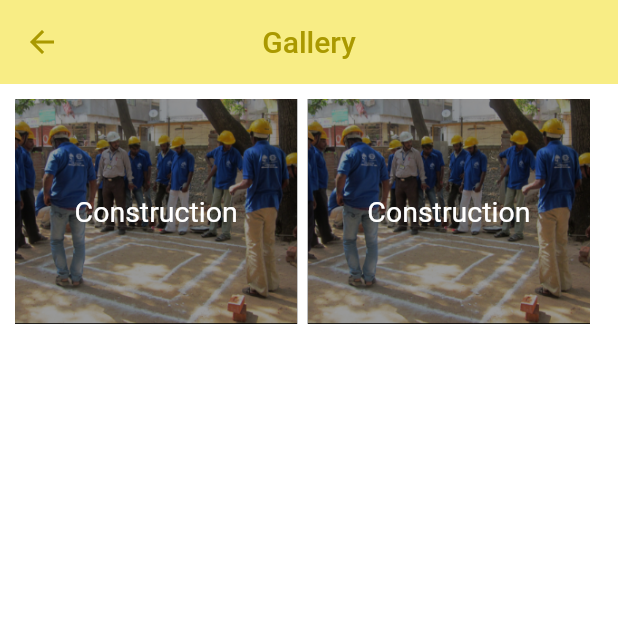
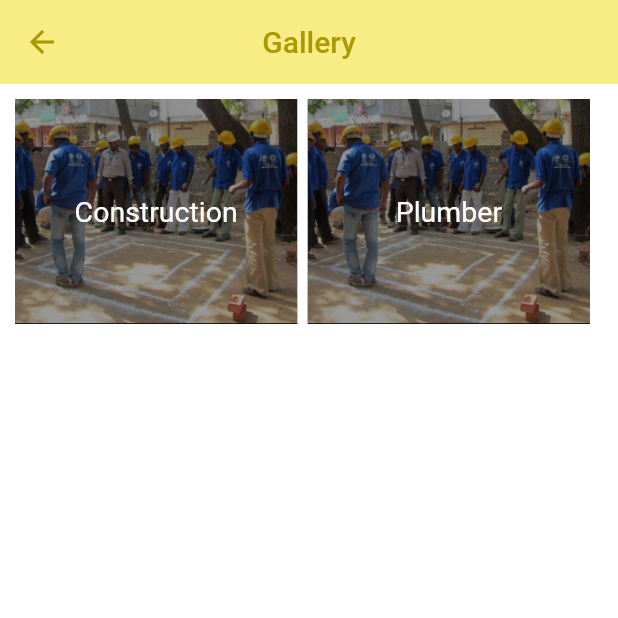
Before and after one commit to ronak197/GVT-Dahod, a Flutter app: the screen it shows after launch, in the side drawer, after a tap on "Gallery", on a phone screen of 412 x 824 dp, the top half of it. Run offline on Flutter 3.47's test engine with Material 2 defaults, Android fonts, the phone set to English and light mode, and no system bars; our stand-ins replace carousel_slider, cloud_firestore, firebase_auth; accounts and stored records are empty.

Commit message:
Added company verification

```diff
--- a/lib/gallery.dart
+++ b/lib/gallery.dart
@@ -1,7 +1,6 @@
 import 'package:flutter/material.dart';
 
 class GalleryPage extends StatelessWidget {
-
 
   @override
   Widget build(BuildContext context) {
@@ -50,7 +49,7 @@ class GalleryPage extends StatelessWidget {
                 Hero(
                   child: FractionallySizedBox(
                     child: Container(
-                      child: Text("Construction", style: TextStyle(color: Colors.white, fontSize: 19.0),),
+                      child: Text("Plumber", style: TextStyle(color: Colors.white, fontSize: 19.0),),
                       decoration: BoxDecoration(
                         color: Colors.black,
                         image: DecorationImage(
@@ -65,7 +64,7 @@ class GalleryPage extends StatelessWidget {
                     ),
                     widthFactor: 0.48,
                   ),
-                  tag: 'construction',
+                  tag: 'plumber',
                 ),
               ],
             ),
--- a/lib/main.dart
+++ b/lib/main.dart
@@ -8,6 +8,7 @@ import 'package:gvtdahod/loginpage_company.dart';
 import 'package:gvtdahod/gallery.dart';
 import 'package:gvtdahod/company_registration.dart';
 import 'package:gvtdahod/profilepage.dart';
+import 'package:gvtdahod/company_verification.dart';
 
 void main() => runApp(MyApp());
 
@@ -160,7 +161,7 @@ class _HomePageState extends State<HomePage> {
                 child: FlatButton(
                   onPressed:() {
                     Navigator.push(context, MaterialPageRoute(
-                      builder: (context) => new GalleryPage()
+                      builder: (context) =>  GalleryPage()
                     ));
                   },
                   child: Row(
@@ -198,6 +199,24 @@ class _HomePageState extends State<HomePage> {
                       Container(
                         padding: EdgeInsets.only(left: 10.0),
                         child: Text("Contact Us"),
+                      ),
+                    ],
+                  ),
+                ),
+              ),
+              Container(
+                child: FlatButton(
+                  onPressed: () {
+                    Navigator.push(context, MaterialPageRoute(
+                        builder: (context) =>  CompanyVerification()
+                    ));
+                  },
+                  child: Row(
+                    children: <Widget>[
+                      Icon(Icons.verified_user, color: Color(0xffD9D24B), size: 22.0,),
+                      Container(
+                        padding: EdgeInsets.only(left: 10.0),
+                        child: Text("Company Verification"),
                       ),
                     ],
                   ),
```
Also changed, not shown: lib/company_verification.dart (added, +72 -0 lines).
